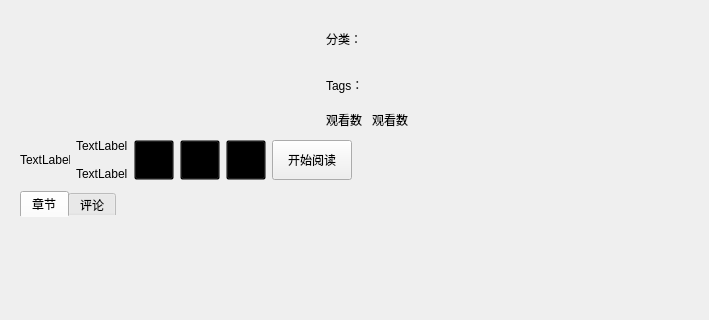
Qt form ui/bookinfo.ui (tonquer/picacg-qt) before a commit; both pictures show x 0 to 709 and y 294 to 614 of the 709 by 963 pixel window.
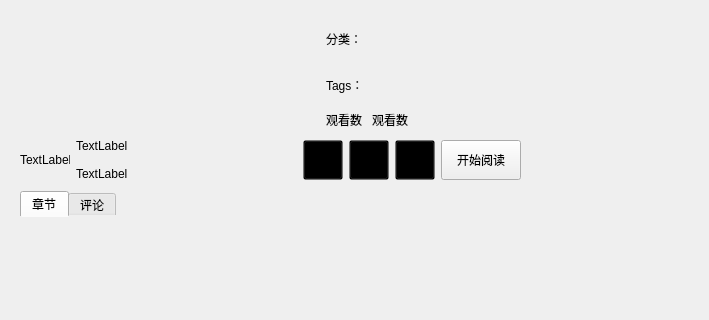
The same form after that commit. Custom widgets are drawn as their Qt base class.

Diff of the .ui file:
```diff
--- a/ui/bookinfo.ui
+++ b/ui/bookinfo.ui
@@ -357,6 +357,19 @@
                </item>
                <item>
                 <layout class="QHBoxLayout" name="horizontalLayout_2">
+                 <item>
+                  <spacer name="horizontalSpacer_2">
+                   <property name="orientation">
+                    <enum>Qt::Horizontal</enum>
+                   </property>
+                   <property name="sizeHint" stdset="0">
+                    <size>
+                     <width>40</width>
+                     <height>20</height>
+                    </size>
+                   </property>
+                  </spacer>
+                 </item>
                  <item>
                   <widget class="QToolButton" name="starButton">
                    <property name="minimumSize">
```
Left out of the diff: 33 changed lines with no effect on the pictures.
